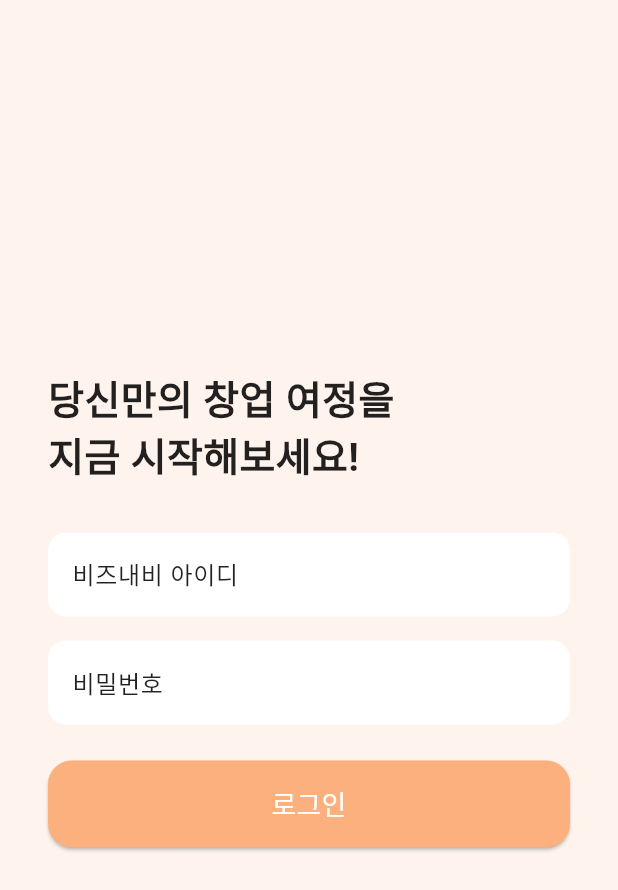
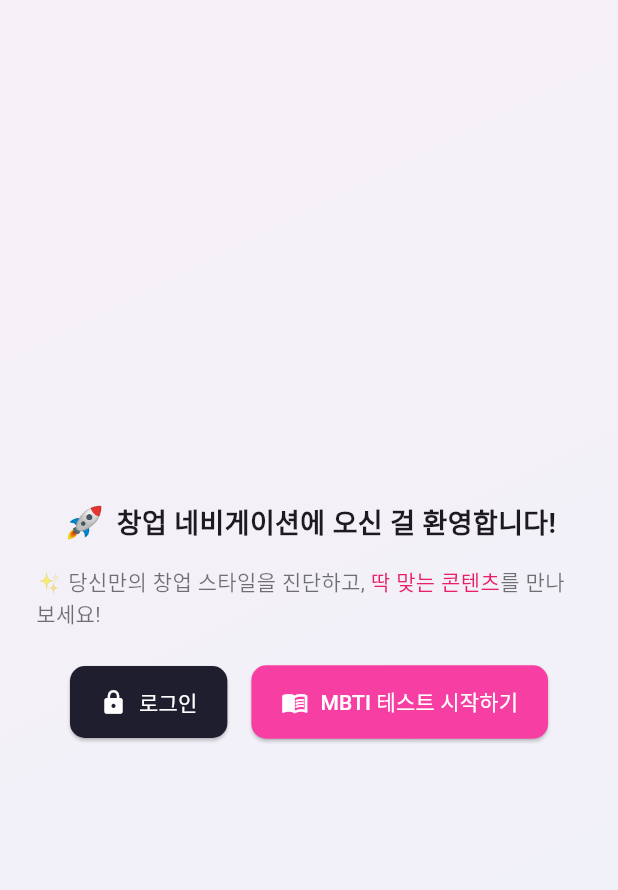
Before and after one commit to K1mJongSeong/StartUpNavigation, a Flutter app: the screen it shows after launch, on a phone screen of 412 x 824 dp. Shown: the top 890 px of the screen. Run offline on Flutter 3.47's test engine with Material 3 defaults, Android fonts, the light colour scheme and no system bars; our stand-ins replace dio, flutter_secure_storage.

Commit message:
feat. 로그인 구현

```diff
--- /dev/null
+++ b/lib/features/welcome/presentation/pages/welcome_page.dart
@@ -0,0 +1,117 @@
+import 'package:flutter/material.dart';
+
+import '../../../auth/presentation/pages/login_page.dart';
+import '../../../mbti/presentation/pages/mbti_question_page.dart';
+
+class WelcomePage extends StatelessWidget {
+  const WelcomePage({super.key});
+
+  @override
+  Widget build(BuildContext context) {
+    return Scaffold(
+      body: Container(
+        decoration: const BoxDecoration(
+          gradient: LinearGradient(
+            colors: [Color(0xFFF7F0F7), Color(0xFFEFF1F9)],
+            begin: Alignment.topLeft,
+            end: Alignment.bottomRight,
+          ),
+        ),
+        child: Center(
+          child: Container(
+            padding: const EdgeInsets.symmetric(horizontal: 24, vertical: 32),
+            // decoration: BoxDecoration(
+            //   color: Colors.white,
+            //   borderRadius: BorderRadius.circular(24),
+            //   boxShadow: [
+            //     BoxShadow(
+            //       color: Colors.black.withOpacity(0.05),
+            //       blurRadius: 20,
+            //       offset: const Offset(0, 10),
+            //     ),
+            //   ],
+            // ),
+            child: Column(
+              mainAxisSize: MainAxisSize.min,
+              children: [
+                const Row(
+                  mainAxisSize: MainAxisSize.min,
+                  children: [
+                    Text("🚀 ",
+                        style: TextStyle(
+                            fontSize: 24, fontWeight: FontWeight.bold)),
+                    Text(
+                      "창업 네비게이션에 오신 걸 환영합니다!",
+                      style:
+                      TextStyle(fontSize: 18, fontWeight: FontWeight.bold),
+                    ),
+                  ],
+                ),
+                const SizedBox(height: 12),
+                const Text.rich(
+                  TextSpan(
+                    children: [
+                      TextSpan(text: "✨ 당신만의 창업 스타일을 진단하고, "),
+                      TextSpan(
+                        text: "딱 맞는 콘텐츠",
+                        style: TextStyle(color: Colors.pink),
+                      ),
+                      TextSpan(text: "를 만나보세요!"),
+                    ],
+                  ),
+                  style: TextStyle(fontSize: 14, color: Colors.black54),
+                ),
+                const SizedBox(height: 24),
+                Row(
+                  mainAxisSize: MainAxisSize.min,
+                  children: [
+                    ElevatedButton.icon(
+                      onPressed: () {
+                        Navigator.push(
+                          context,
+                          MaterialPageRoute(builder: (_) => const LoginPage()),
+                        );
+                      },
+                      icon: const Icon(Icons.lock),
+                      label: const Text("로그인"),
+                      style: ElevatedButton.styleFrom(
+                        backgroundColor: const Color(0xFF1E1E2F),
+                        foregroundColor: Colors.white,
+                        padding: const EdgeInsets.symmetric(
+                            horizontal: 20, vertical: 14),
+                        shape: RoundedRectangleBorder(
+                          borderRadius: BorderRadius.circular(10),
+                        ),
+                      ),
+                    ),
+                    const SizedBox(width: 16),
+                    ElevatedButton.icon(
+                      onPressed: () {
+                        Navigator.push(
+                          context,
+                          MaterialPageRoute(
+                              builder: (_) => const MbtiQuestionPage()),
+                        );
+                      },
+                      icon: const Icon(Icons.menu_book),
+                      label: const Text("MBTI 테스트 시작하기"),
+                      style: ElevatedButton.styleFrom(
+                        backgroundColor: const Color(0xFFF73FA3),
+                        foregroundColor: Colors.white,
+                        padding: const EdgeInsets.symmetric(
+                            horizontal: 20, vertical: 14),
+                        shape: RoundedRectangleBorder(
+                          borderRadius: BorderRadius.circular(10),
+                        ),
+                      ),
+                    ),
+                  ],
+                )
+              ],
+            ),
+          ),
+        ),
+      ),
+    );
+  }
+}
--- a/lib/main.dart
+++ b/lib/main.dart
@@ -1,191 +1,20 @@
-import 'dart:convert';
+import 'package:flutter/material.dart';
+import 'package:startup_navigation/features/welcome/presentation/pages/welcome_page.dart';
 
-import 'package:flutter/material.dart';
-import 'package:http/http.dart' as http;
-
-import 'features/mbti/presentation/pages/mbti_question_page.dart';
-
-void main() async {
+void main() {
   WidgetsFlutterBinding.ensureInitialized();
-  runApp(const MyApp());
+  runApp(const StartupNavigationApp());
 }
 
-class MyApp extends StatelessWidget {
-  const MyApp({super.key});
+class StartupNavigationApp extends StatelessWidget {
+  const StartupNavigationApp({super.key});
 
   @override
   Widget build(BuildContext context) {
     return MaterialApp(
+      debugShowCheckedModeBanner: false,
       title: '창업 네비게이션',
-      theme: ThemeData(
-        colorScheme: const ColorScheme.light(
-          primary: Color(0xFFFCB07E),
-          secondary: Color(0xFFFEEBCB),
-          surface: Color(0xFFFFF8F3),
-          background: Color(0xFFFFF4ED),
-          error: Colors.redAccent,
-          onPrimary: Colors.white,
-          onSecondary: Colors.black87,
-          onSurface: Colors.black87,
-          onBackground: Colors.black87,
-          onError: Colors.white,
-          brightness: Brightness.light,
-        ),
-        useMaterial3: true,
-        scaffoldBackgroundColor: const Color(0xFFFFF4ED),
-        textTheme: const TextTheme(
-          titleLarge: TextStyle(fontSize: 24, fontWeight: FontWeight.bold, color: Colors.black87),
-          bodyMedium: TextStyle(fontSize: 16, color: Colors.black87),
-        ),
-      ),
-      debugShowCheckedModeBanner: false,
-      home: const HomePage(),
+      home: const WelcomePage(),
     );
   }
 }
-
-class HomePage extends StatefulWidget {
-  const HomePage({super.key});
-
-  @override
-  State<HomePage> createState() => _HomePageState();
-}
-
-class _HomePageState extends State<HomePage> {
-  final emailController = TextEditingController();
-  final passwordController = TextEditingController();
-
-  @override
-  Widget build(BuildContext context) {
-    return Scaffold(
-      body: Padding(
-        padding: const EdgeInsets.symmetric(horizontal: 32.0),
-        child: Column(
-          mainAxisAlignment: MainAxisAlignment.center,
-          crossAxisAlignment: CrossAxisAlignment.stretch,
-          children: [
-            const Text(
-              '당신만의 창업 여정을\n지금 시작해보세요!',
-              style: TextStyle(
-                fontSize: 26,
-                fontWeight: FontWeight.w700,
-                color: Colors.black87,
-                height: 1.4,
-              ),
-              textAlign: TextAlign.left,
-            ),
-            const SizedBox(height: 32),
-            TextField(
-              controller: emailController,
-              decoration: InputDecoration(
-                labelText: '비즈내비 아이디',
-                filled: true,
-                fillColor: Colors.white,
-                border: OutlineInputBorder(
-                  borderRadius: BorderRadius.circular(12),
-                  borderSide: BorderSide.none,
-                ),
-              ),
-            ),
-            const SizedBox(height: 16),
-            TextField(
-              controller: passwordController,
-              obscureText: true,
-              decoration: InputDecoration(
-                labelText: '비밀번호',
-                filled: true,
-                fillColor: Colors.white,
-                border: OutlineInputBorder(
-                  borderRadius: BorderRadius.circular(12),
-                  borderSide: BorderSide.none,
-                ),
-              ),
-            ),
-            const SizedBox(height: 24),
-            ElevatedButton(
-              style: ElevatedButton.styleFrom(
-                backgroundColor: const Color(0xFFFCB07E),
-                foregroundColor: Colors.white,
-                padding: const EdgeInsets.symmetric(vertical: 16),
-                shape: RoundedRectangleBorder(
-                  borderRadius: BorderRadius.circular(16),
-                ),
-              ),
-              onPressed: () {
-                _handleLogin(context);
-              },
-              child: const Text('로그인', style: TextStyle(fontSize: 18)),
-            ),
-            const SizedBox(height: 12),
-          ],
-        ),
-      ),
-    );
-  }
-
-
-  Future<void> _handleLogin(BuildContext context) async {
-    final email = emailController.text.trim();
-    final password = passwordController.text.trim();
-
-    if (email.isEmpty || password.isEmpty) {
-      _showDialog(context, '이메일과 비밀번호를 입력해주세요.');
-      return;
-    }
-
-    final externalResponse = await http.post(
-      Uri.parse('https://api.biznavi.co.kr/api/v1/member/m_access'),
-      headers: {'Content-Type': 'application/x-www-form-urlencoded'},
-      body: {
-        'id': email,
-        'password': password,
-        'device_platform': 'ios',
-        'device_id': 'mobileapi',
-      },
-    );
-
-    final externalData = jsonDecode(utf8.decode(externalResponse.bodyBytes));
-
-    if (externalData['code'] == '00') {
-      final name = externalData['result']['name'];
-      final id = externalData['result']['id'];
-
-      final syncResponse = await http.post(
-        Uri.parse('http://10.0.2.2:8000/api/sync-user/'),
-        headers: {'Content-Type': 'application/json'},
-        body: jsonEncode({
-          'name': name,
-          'email': id,
-        }),
-      );
-
-      if (syncResponse.statusCode == 200 || syncResponse.statusCode == 201) {
-        Navigator.push(
-          context,
-          MaterialPageRoute(builder: (context) => const MbtiQuestionPage()),
-        );
-      } else {
-        _showDialog(context, '내부 사용자 등록 실패');
-      }
-    } else {
-      _showDialog(context, '비즈내비 로그인 실패: 아이디 또는 비밀번호 확인');
-    }
-  }
-
-
-  void _showDialog(BuildContext context, String message) {
-    showDialog(
-      context: context,
-      builder: (ctx) => AlertDialog(
-        title: const Text('로그인 실패'),
-        content: Text(message),
-        actions: [
-          TextButton(
-            onPressed: () => Navigator.of(ctx).pop(),
-            child: const Text('확인'),
-          )
-        ],
-      ),
-    );
-  }
-}
--- a/pubspec.yaml
+++ b/pubspec.yaml
@@ -31,6 +31,8 @@
   http: ^0.13.6
   flutter_hooks: ^0.20.0
   shared_preferences: ^2.2.2
+  dio: ^5.4.0
+  flutter_secure_storage: ^9.0.0
   intl: ^0.19.0
   flutter:
     sdk: flutter
```
Also changed, not shown: lib/core/screens/welcome_screens.dart (deleted, +0 -70 lines), lib/features/auth/data/repositories/auth_repository.dart (added, +58 -0 lines), lib/features/auth/presentation/pages/login_page.dart (+150 -0 lines), pubspec.lock, 6 other files.
